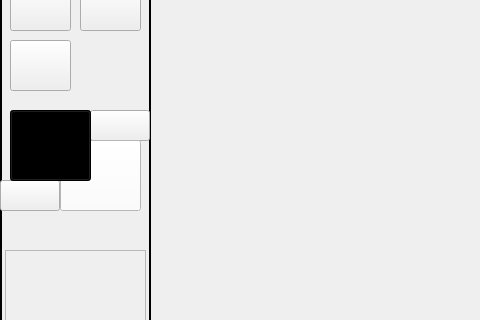
Qt form A7/mainwindow.ui (University-of-Utah-CS3505/a8-sprite-editor-f19-Mattmathics) before a commit; both pictures show x 0 to 480 and y 90 to 410 of the 1280 by 742 pixel window.
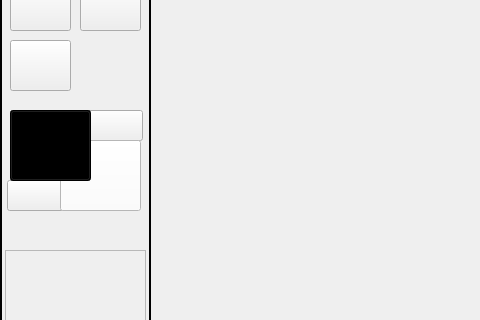
The same form after that commit. Icons and pictures are not drawn.

Commit message: modified buttons background

```diff
--- a/A7/mainwindow.ui
+++ b/A7/mainwindow.ui
@@ -122,7 +122,7 @@
    <widget class="QPushButton" name="resetBrushesButton">
     <property name="geometry">
      <rect>
-      <x>0</x>
+      <x>7</x>
       <y>270</y>
       <width>60</width>
       <height>31</height>
@@ -135,7 +135,7 @@
    <widget class="QPushButton" name="swapBrushesButton">
     <property name="geometry">
      <rect>
-      <x>90</x>
+      <x>83</x>
       <y>200</y>
       <width>60</width>
       <height>31</height>
```
The commit also changes 1 other file.
